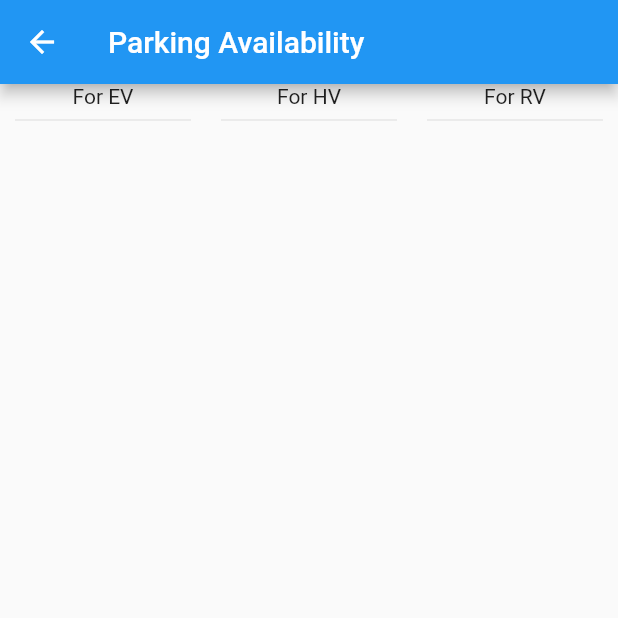
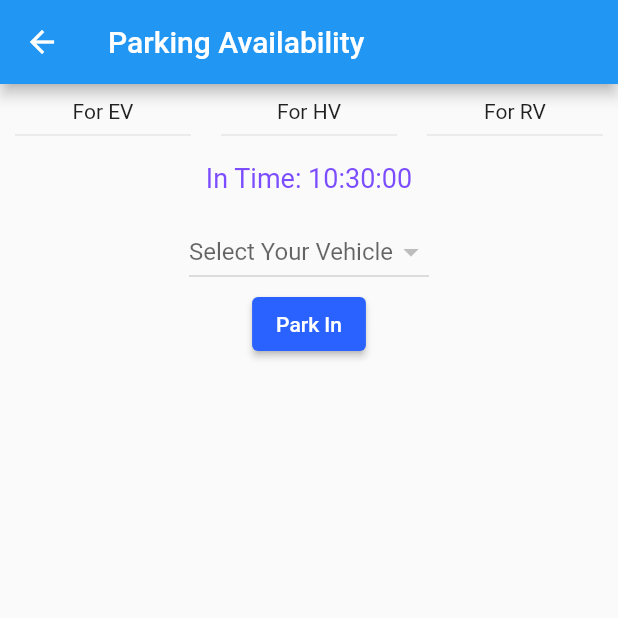
Before and after one commit to kwinayanajith/Smart-CarParking, a Flutter app: the ParkingAvailability screen opened directly, on a phone screen of 412 x 824 dp, the top half of it. Run offline on Flutter 3.47's test engine with Material 2 defaults, Android fonts, the light colour scheme and no system bars; our stand-ins replace shared_preferences; accounts and stored records are empty; network calls fail.

Commit message:
Update 01.08

```diff
--- a/smartcarparking/lib/bookingSlote.dart
+++ b/smartcarparking/lib/bookingSlote.dart
@@ -1,7 +1,8 @@
 import 'dart:convert';
 import 'package:flutter/material.dart';
 import 'package:http/http.dart' as http;
-
+import 'package:intl/intl.dart';
+import 'package:shared_preferences/shared_preferences.dart';
 class ParkingAvailability extends StatefulWidget {
   const ParkingAvailability({Key? key}) : super(key: key);
 
@@ -15,14 +16,34 @@ class _ParkingAvailabilityState extends State<ParkingAvailability> {
   List<Slots> handicapSlotsList = [];
   List<Slots> regularSlotsList = [];
 
+  List<Vehicles> vehiclesList = [];
+
+  String userName = "";
+  String firstName = "";
+  String lastName = "";
+  String mobile = "";
+  String userRole = "";
+  String email = "";
+  String password_ = "";
+
+  String? selectedVehicle;
+
+  String getCurrentDateTime() {
+    final now = DateTime.now();
+    final formattedDate = DateFormat('HH:mm:ss').format(now);
+    return formattedDate;
+  }
+
   @override
   void initState() {
     super.initState();
     // Call the function to get the vehicle list when the widget is created
-    getVehiclesList();
+    getSlotsList();
+    loadData();
   }
 
-  Future<void> getVehiclesList() async {
+
+  Future<void> getSlotsList() async {
     slotsList.clear();
     electricSlotsList.clear();
     handicapSlotsList.clear();
@@ -64,6 +85,55 @@ class _ParkingAvailabilityState extends State<ParkingAvailability> {
     }
   }
 
+  void loadData() async {
+    SharedPreferences prefs = await SharedPreferences.getInstance();
+    setState(() {
+      userName = prefs.getString('user_name') ?? "";
+      firstName = prefs.getString('first_name') ?? "";
+      lastName = prefs.getString('last_name') ?? "";
+      mobile = prefs.getString('mobile') ?? "";
+      userRole = prefs.getString('user_role') ?? "";
+      email = prefs.getString('email') ?? "";
+      password_ = prefs.getString('password_') ?? "";
+      print('Loaded data to Home page');
+    });
+    getVehiclesList(userName);
+  }
+
+
+  Future<void> getVehiclesList(String userName,) async {
+    vehiclesList.clear();
+    var data = {
+      "user_name": userName,
+    };
+
+    const url = "http://dev.workspace.cbs.lk/getVehiclesListByUser.php";
+    http.Response res = await http.post(
+      Uri.parse(url),
+      body: data,
+      headers: {
+        "Accept": "application/json",
+        "Content-Type": "application/x-www-form-urlencoded"
+      },
+      encoding: Encoding.getByName("utf-8"),
+    );
+
+    if (res.statusCode == 200) {
+      final responseJson = json.decode(res.body);
+      setState(() {
+        for (Map<String, dynamic> details
+        in responseJson.cast<Map<String, dynamic>>()) {
+          vehiclesList.add(Vehicles.fromJson(details));
+        }
+
+      }
+
+
+      );
+    } else {
+      throw Exception('Failed to load subtasks from API');
+    }
+  }
   @override
   Widget build(BuildContext context) {
     return Scaffold(
@@ -71,7 +141,11 @@ class _ParkingAvailabilityState extends State<ParkingAvailability> {
         title: Text("Parking Availability"),
       ),
       body: SingleChildScrollView(
-        child: Row(
+        child: Column(
+          children: [
+            SizedBox(height: 10,),
+
+            Row(
               crossAxisAlignment: CrossAxisAlignment.start,
               children: [
                 Expanded(
@@ -167,6 +241,56 @@ class _ParkingAvailabilityState extends State<ParkingAvailability> {
                 )
               ],
             ),
+
+            SizedBox(height: 10,),
+
+            Row(
+              mainAxisAlignment: MainAxisAlignment.center,
+              children: [
+                Text('In Time: ',style: TextStyle(
+                    fontSize: 18,
+                    color: Colors.deepPurpleAccent
+                ),),
+                Text(getCurrentDateTime(),style: TextStyle(
+                  fontSize: 18,
+                  color: Colors.deepPurpleAccent
+                ),),
+              ],
+            ),
+
+            SizedBox(height: 15,),
+
+            DropdownButton<String>(
+              hint: Text('Select Your Vehicle'),
+              value: selectedVehicle,
+              onChanged: (newValue) {
+                setState(() {
+                  selectedVehicle = newValue!;
+                  print('Selected Vehicle: $selectedVehicle');
+                });
+              },
+              items: vehiclesList.map<DropdownMenuItem<String>>((vehicle) {
+                return DropdownMenuItem<String>(
+                  value: vehicle.vehicleNumber,
+                  child: Text(vehicle.vehicleNumber),
+                );
+              }).toList(),
+            ),
+
+            ElevatedButton(
+              onPressed: () {
+
+              },
+              child: Text('Park In'),
+              style: ElevatedButton.styleFrom(
+                backgroundColor: Colors.blueAccent.shade700,
+              ),
+            ),
+
+
+
+          ],
+        ),
       ),
     );
   }
@@ -188,3 +312,19 @@ class Slots {
     );
   }
 }
+
+
+
+class Vehicles {
+  String vehicleNumber;
+
+
+  Vehicles({
+    required this.vehicleNumber,
+  });
+
+  factory Vehicles.fromJson(Map<String, dynamic> json) {
+    return Vehicles(
+      vehicleNumber: json['vehicle_number'],);
+  }
+}
--- a/smartcarparking/lib/myvehicle.dart
+++ b/smartcarparking/lib/myvehicle.dart
@@ -99,7 +99,7 @@ class _MyVehicleState extends State<MyVehicle> {
                   margin: EdgeInsets.all(10),
                   child: ListTile(
                     title: Text(vehiclesList[index].vehicleModle),
-                    subtitle: Text("ID: ${vehiclesList[index].vehicleNumber}"),
+                    subtitle: Text("Vehicle Number: ${vehiclesList[index].vehicleNumber}"),
                     leading: Icon(Icons.directions_bus),
                     trailing: IconButton(onPressed: (){}, icon: Icon(Icons.menu_rounded),),
                     // Add more details or customize the ListTile as needed
--- a/smartcarparking/pubspec.yaml
+++ b/smartcarparking/pubspec.yaml
@@ -37,6 +37,7 @@ dependencies:
   # Use with the CupertinoIcons class for iOS style icons.
   cupertino_icons: ^1.0.2
   shared_preferences: ^2.2.2
+  intl: ^0.19.0
 
 dev_dependencies:
   flutter_test:
```
Also changed, not shown: smartcarparking/pubspec.lock. Lines whose indentation alone changed are shown as unchanged.
